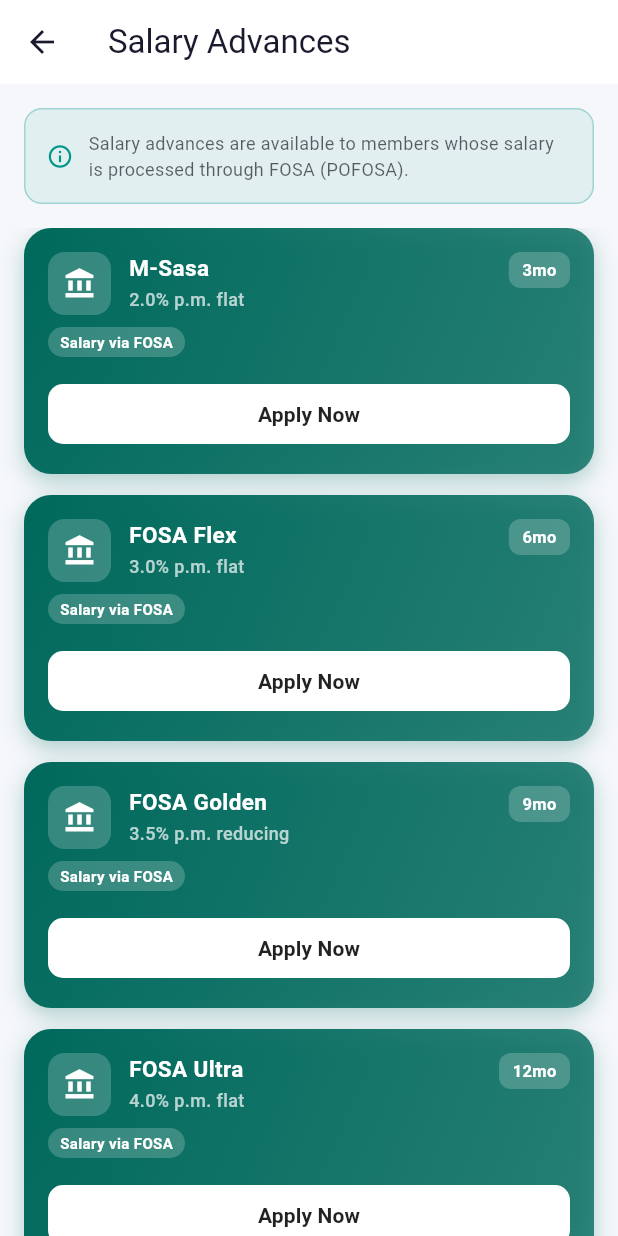
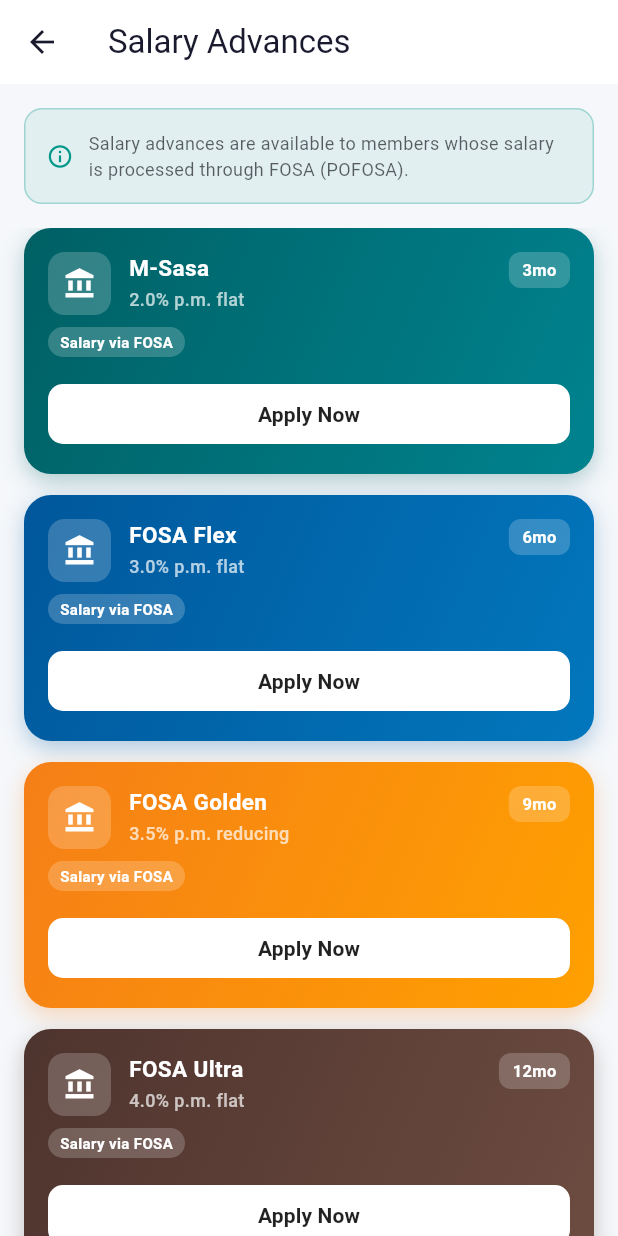
Before and after one commit to M-oses340/omwa-sacco, a Flutter app: the SalaryAdvancesScreen screen opened directly with empty values, on a phone screen of 412 x 824 dp. Run offline on Flutter 3.47's test engine with Material 3 defaults, Android fonts, the light colour scheme and no system bars; our stand-ins replace connectivity_plus, device_info_plus, flutter_bloc, flutter_secure_storage, local_auth, pinput and 2 more; accounts and stored records are empty; statements that could not run were skipped.

Commit message:
ui: each loan product card has its own distinct gradient color

```diff
--- a/app/lib/core/theme/app_theme.dart
+++ b/app/lib/core/theme/app_theme.dart
@@ -27,6 +27,31 @@
   static const Color loanHistory = Color(0xFFE65100);
   // Repayments — green (positive action)
   static const Color loanRepayment = Color(0xFF2E7D32);
+
+  // ── Per-loan-type colors (each product gets a distinct gradient pair) ────────
+  static const Map<String, List<Color>> loanTypeColors = {
+    'normal':           [Color(0xFF1565C0), Color(0xFF1E88E5)], // blue
+    'jumbo':            [Color(0xFF4A148C), Color(0xFF7B1FA2)], // deep purple
+    'bima':             [Color(0xFF00695C), Color(0xFF00897B)], // teal
+    'premier':          [Color(0xFF1A237E), Color(0xFF283593)], // indigo
+    'super':            [Color(0xFF880E4F), Color(0xFFC2185B)], // pink
+    'mega':             [Color(0xFF0D47A1), Color(0xFF1565C0)], // dark blue
+    'refinancing':      [Color(0xFF004D40), Color(0xFF00695C)], // dark teal
+    'emergency':        [Color(0xFFB71C1C), Color(0xFFD32F2F)], // red
+    'school_fees':      [Color(0xFF1B5E20), Color(0xFF2E7D32)], // green
+    'asset_financing':  [Color(0xFFE65100), Color(0xFFF57C00)], // orange
+    'muslim':           [Color(0xFF33691E), Color(0xFF558B2F)], // light green
+    'muslim_emergency': [Color(0xFF827717), Color(0xFFF9A825)], // amber
+    'msasa':            [Color(0xFF006064), Color(0xFF00838F)], // cyan
+    'fosa_flex':        [Color(0xFF01579B), Color(0xFF0277BD)], // light blue
+    'fosa_golden':      [Color(0xFFF57F17), Color(0xFFFFA000)], // amber/gold
+    'fosa_ultra':       [Color(0xFF4E342E), Color(0xFF6D4C41)], // brown
+    'qcash':            [Color(0xFF311B92), Color(0xFF4527A0)], // deep purple
+    'dividend_advance': [Color(0xFF1A237E), Color(0xFF3949AB)], // indigo
+  };
+
+  static List<Color> colorsForLoanType(String loanType) =>
+      loanTypeColors[loanType] ?? [loanBosa, loanBosa.withAlpha(190)];
 
   // ── Active loan banner (dark navy — distinct from all category colors) ───────
   static const Color activeLoanBanner = Color(0xFF0D1B2A);
--- a/app/lib/features/loans/screens/loan_product_card.dart
+++ b/app/lib/features/loans/screens/loan_product_card.dart
@@ -17,15 +17,12 @@
   });
 
   Color _accent() {
-    switch (product.category) {
-      case LoanCategory.bosa:
-        return AppColors.loanBosa;
-      case LoanCategory.fosaAdvance:
-        return AppColors.loanSalary;
-      case LoanCategory.special:
-        return AppColors.loanSpecial;
-    }
+    // Use per-loan-type color if available, fall back to category color
+    final colors = AppColors.colorsForLoanType(product.loanType);
+    return colors[0];
   }
+
+  List<Color> _gradientColors() => AppColors.colorsForLoanType(product.loanType);
 
   IconData _icon() {
     switch (product.category) {
@@ -41,6 +38,7 @@
   @override
   Widget build(BuildContext context) {
     final accent = _accent();
+    final gradientColors = _gradientColors();
     final limit = bosaSavings > 0 && product.depositMultiplier > 0
         ? bosaSavings * product.depositMultiplier
         : null;
@@ -49,7 +47,7 @@
       margin: const EdgeInsets.only(bottom: 14),
       decoration: BoxDecoration(
         gradient: LinearGradient(
-          colors: [accent, accent.withValues(alpha: 0.78)],
+          colors: gradientColors,
           begin: Alignment.topLeft,
           end: Alignment.bottomRight,
         ),
```
